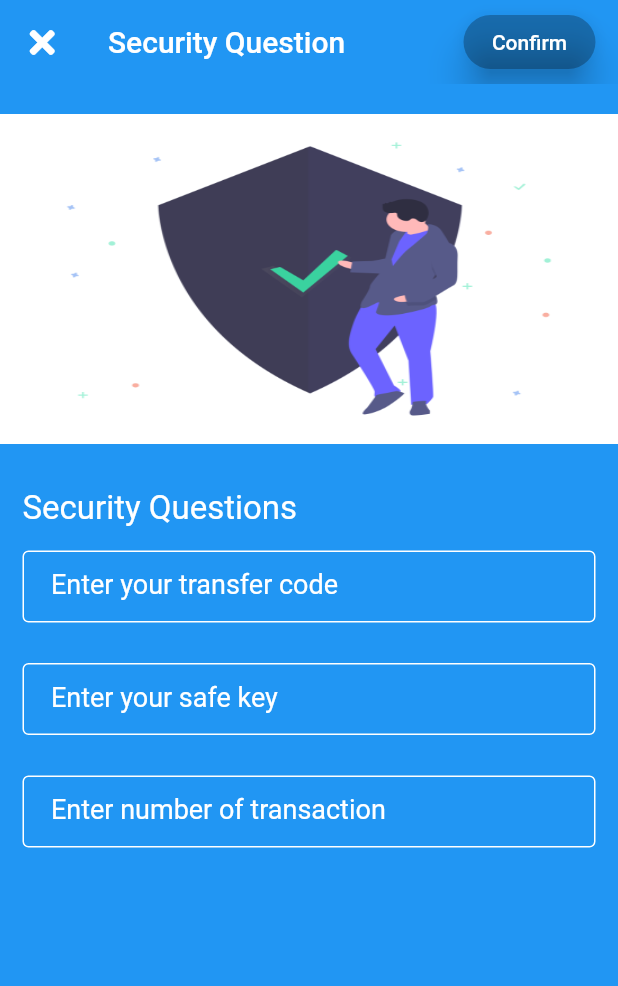
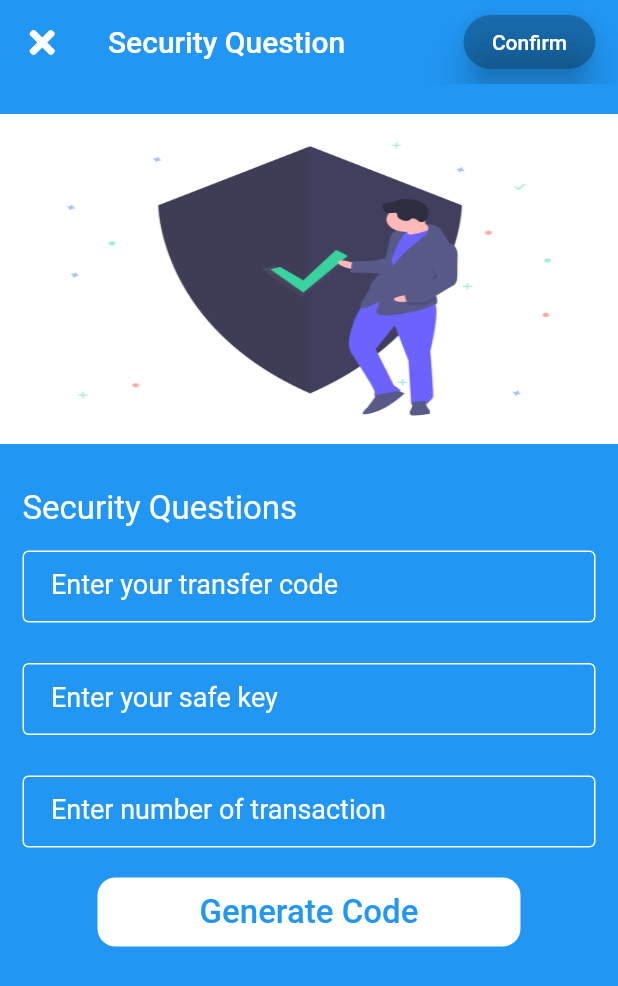
Before and after one commit to Os-Prog/Naira_App, a Flutter app: the ConfirmPaymentScreen screen opened directly, on a phone screen of 412 x 824 dp. Shown: the top 986 px of the screen. Run offline on Flutter 3.47's test engine with Material 2 defaults, Android fonts, the phone set to English and light mode, and no system bars; our stand-ins replace font_awesome_flutter.

Commit message:
feature  updated

```diff
--- a/cash_app/lib/pages/confirm_payment.dart
+++ b/cash_app/lib/pages/confirm_payment.dart
@@ -10,9 +10,12 @@ class _ConfirmPaymentScreenState extends State<ConfirmPaymentScreen> {
   Color _activeButtonColor = Colors.blue;
   Color _inactiveButtonColor = Colors.black26;
   bool _isbuttonActive = false;
+  var transferCode = 345.4;
+  final GlobalKey<ScaffoldState> _scaffoldKey = new GlobalKey<ScaffoldState>();
   @override
   Widget build(BuildContext context) {
     return Scaffold(
+      key: _scaffoldKey,
       backgroundColor: Theme.of(context).primaryColor,
       appBar: AppBar(
         elevation: 0,
@@ -174,6 +177,31 @@ class _ConfirmPaymentScreenState extends State<ConfirmPaymentScreen> {
                           ),
                         ],
                       ),
+                      SizedBox(height: 20),
+                      GestureDetector(
+                        onTap: () {
+                          _showDialog();
+                        },
+                        child: Container(
+                          alignment: Alignment.center,
+                          decoration: BoxDecoration(
+                              color: Colors.white,
+                              borderRadius: BorderRadius.circular(12)),
+                          margin: EdgeInsets.symmetric(horizontal: 50),
+                          child: Padding(
+                            padding: const EdgeInsets.symmetric(
+                                horizontal: 30, vertical: 10),
+                            child: Text(
+                              'Generate Code',
+                              textAlign: TextAlign.center,
+                              style: TextStyle(
+                                  fontSize: 22,
+                                  color: Colors.blue,
+                                  fontWeight: FontWeight.w500),
+                            ),
+                          ),
+                        ),
+                      )
                     ],
                   ),
                 ),
@@ -184,4 +212,30 @@ class _ConfirmPaymentScreenState extends State<ConfirmPaymentScreen> {
       ),
     );
   }
+
+  void _showDialog() {
+    showDialog(
+        context: context,
+        builder: (BuildContext context) {
+          return AlertDialog(
+            title: Text('Transaction Code'),
+            titleTextStyle: TextStyle(fontSize: 20, color: Colors.black),
+            content: Text('$transferCode'),
+            actions: <Widget>[
+              FlatButton(
+                child: Text("OK"),
+                onPressed: () {
+                  Navigator.pop(context);
+                },
+              ),
+              FlatButton(
+                child: Text("Cancel"),
+                onPressed: () {
+                  Navigator.pop(context);
+                },
+              ),
+            ],
+          );
+        });
+  }
 }
```
